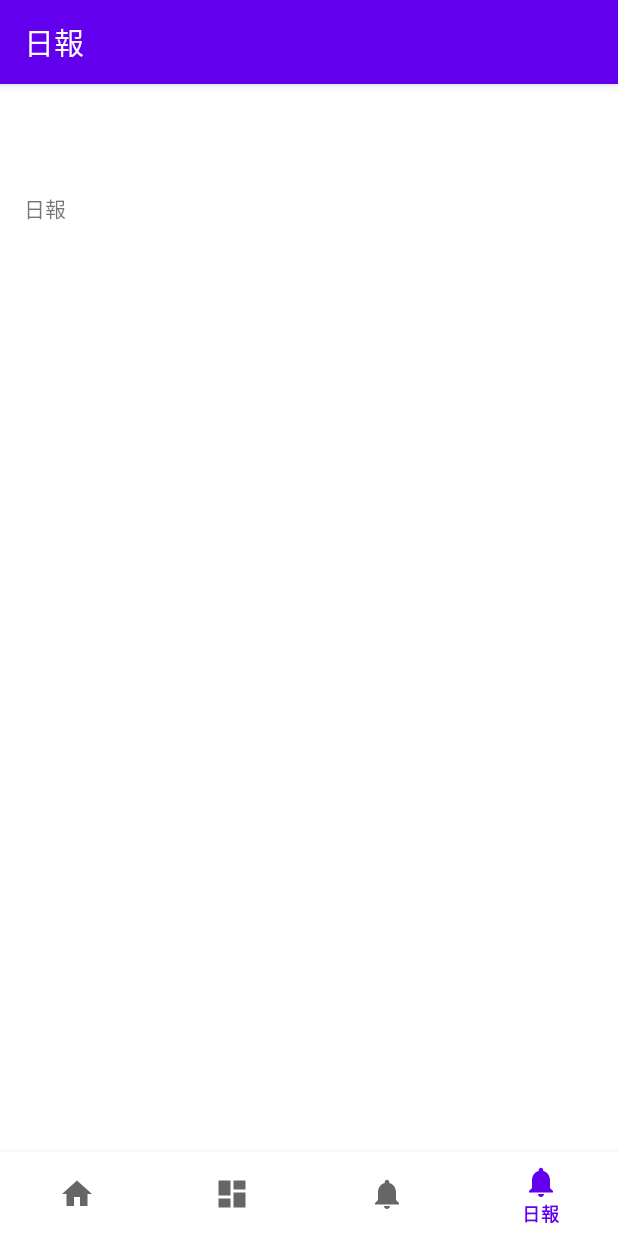
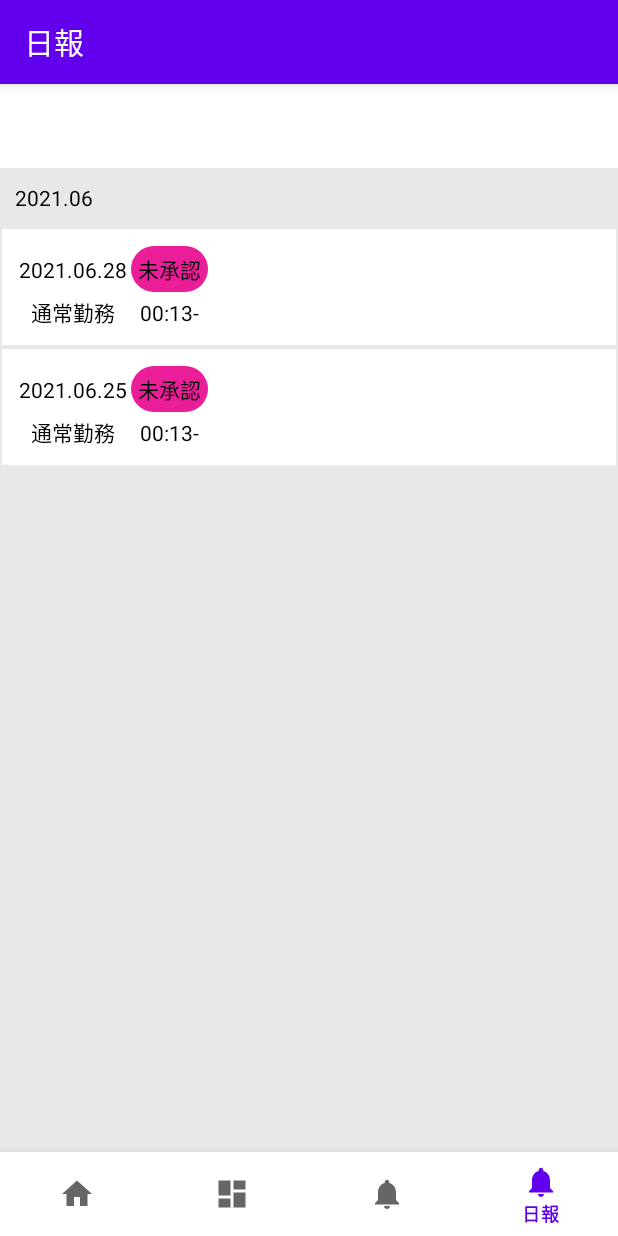
Before and after one commit to chenzhizsqq/CzOffice, an Android app: the ScrollingFragmentReport screen opened through its navigation route, on a phone screen of 412 x 824 dp. Run offline under Robolectric (Android 15) with nearby library versions, the phone set to English and light mode, and no system bars; our stand-ins replace navigation-ui.

Commit message:
主画面，第四个次画面的基本设计80%

```diff
--- /dev/null
+++ b/app/src/main/res/drawable/textview_style.xml
@@ -0,0 +1,10 @@
+<?xml version="1.0" encoding="utf-8"?>
+<shape xmlns:android="http://schemas.android.com/apk/res/android">
+    <solid android:color="#E91E98" />
+    <corners android:radius="15dp" />
+    <padding
+        android:left="5dp"
+        android:top="5dp"
+        android:right="5dp"
+        android:bottom="5dp" />
+</shape>
--- a/app/src/main/res/layout/fragment_scrolling_report.xml
+++ b/app/src/main/res/layout/fragment_scrolling_report.xml
@@ -3,12 +3,150 @@
     xmlns:tools="http://schemas.android.com/tools"
     android:layout_width="match_parent"
     android:layout_height="match_parent"
-    tools:context=".ui.ScrollingFragmentReport">
+    tools:context=".ui.ScrollingFragmentReport"
 
-    <TextView
-        android:layout_width="wrap_content"
+    android:background="#E8E8E8">
+
+
+    <TableLayout
+        android:layout_width="match_parent"
         android:layout_height="wrap_content"
-        android:layout_margin="@dimen/text_margin"
-        android:text="日報" />
+        android:textAlignment="textStart">
+
+        <TableRow
+            android:layout_width="match_parent"
+            android:layout_height="match_parent"
+            >
+            <TextView
+                android:layout_width="match_parent"
+                android:layout_height="wrap_content"
+                android:layout_margin="10dp"
+                android:gravity="left"
+                android:text="2021.06"
+                android:textColor="#000000" />
+        </TableRow>
+
+        <TableRow
+            android:layout_width="match_parent"
+            android:layout_height="wrap_content"
+            android:padding="10dp"
+            android:gravity="left"
+            android:layout_margin="1dp"
+            android:background="#FFFFFF">
+
+            <TableLayout
+                android:layout_width="wrap_content"
+                android:layout_height="wrap_content" >
+
+                <TableRow
+                    android:layout_width="match_parent"
+                    android:layout_height="wrap_content">
+
+                    <TextView
+                        android:layout_width="match_parent"
+                        android:layout_height="wrap_content"
+                        android:layout_margin="1dp"
+                        android:gravity="center"
+                        android:text="2021.06.28"
+                        android:textColor="#000000" />
+
+                    <TextView
+                        android:layout_width="match_parent"
+                        android:layout_height="wrap_content"
+                        android:layout_margin="1dp"
+                        android:background="@drawable/textview_style"
+                        android:gravity="center"
+                        android:text="未承認"
+                        android:textColor="#000000" />
+
+                </TableRow>
+                <TableRow
+                    android:layout_width="match_parent"
+                    android:layout_height="wrap_content">
+
+                    <TextView
+                        android:layout_width="match_parent"
+                        android:layout_height="wrap_content"
+                        android:layout_margin="1dp"
+                        android:background="#FFFFFF"
+                        android:gravity="center"
+                        android:text="通常勤務"
+                        android:textColor="#000000" />
+
+                    <TextView
+                        android:layout_width="match_parent"
+                        android:layout_height="wrap_content"
+                        android:layout_margin="1dp"
+                        android:background="#FFFFFF"
+                        android:gravity="center"
+                        android:text="00:13-"
+                        android:textColor="#000000" />
+
+                </TableRow>
+            </TableLayout>
+        </TableRow>
+
+        <TableRow
+            android:layout_width="match_parent"
+            android:layout_height="wrap_content"
+            android:padding="10dp"
+            android:gravity="left"
+            android:layout_margin="1dp"
+            android:background="#FFFFFF">
+
+            <TableLayout
+                android:layout_width="wrap_content"
+                android:layout_height="wrap_content" >
+
+                <TableRow
+                    android:layout_width="match_parent"
+                    android:layout_height="wrap_content">
+
+                    <TextView
+                        android:layout_width="match_parent"
+                        android:layout_height="wrap_content"
+                        android:layout_margin="1dp"
+                        android:background="#FFFFFF"
+                        android:gravity="center"
+                        android:text="2021.06.25"
+                        android:textColor="#000000" />
+
+                    <TextView
+                        android:layout_width="match_parent"
+                        android:layout_height="wrap_content"
+                        android:layout_margin="1dp"
+                        android:background="@drawable/textview_style"
+                        android:gravity="center"
+                        android:text="未承認"
+                        android:textColor="#000000" />
+
+                </TableRow>
+                <TableRow
+                    android:layout_width="match_parent"
+                    android:layout_height="wrap_content">
+
+                    <TextView
+                        android:layout_width="match_parent"
+                        android:layout_height="wrap_content"
+                        android:layout_margin="1dp"
+                        android:background="#FFFFFF"
+                        android:gravity="center"
+                        android:text="通常勤務"
+                        android:textColor="#000000" />
+
+                    <TextView
+                        android:layout_width="match_parent"
+                        android:layout_height="wrap_content"
+                        android:layout_margin="1dp"
+                        android:background="#FFFFFF"
+                        android:gravity="center"
+                        android:text="00:13-"
+                        android:textColor="#000000" />
+
+                </TableRow>
+            </TableLayout>
+        </TableRow>
+
+    </TableLayout>
 
 </androidx.core.widget.NestedScrollView>
```
